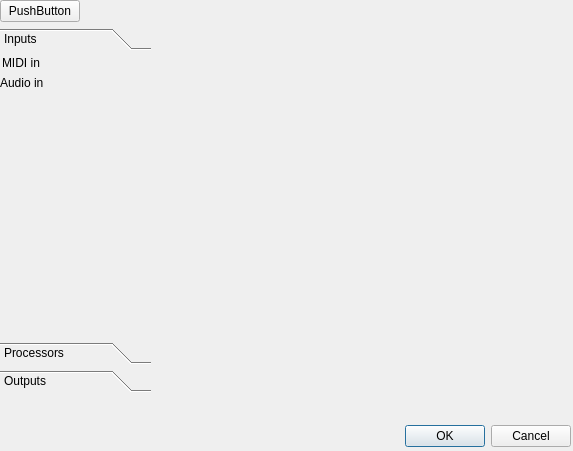
Before: the Qt Designer form src/structure/flowcontrol.ui in dehnhardt/flaacontrol, drawn with Qt 5.
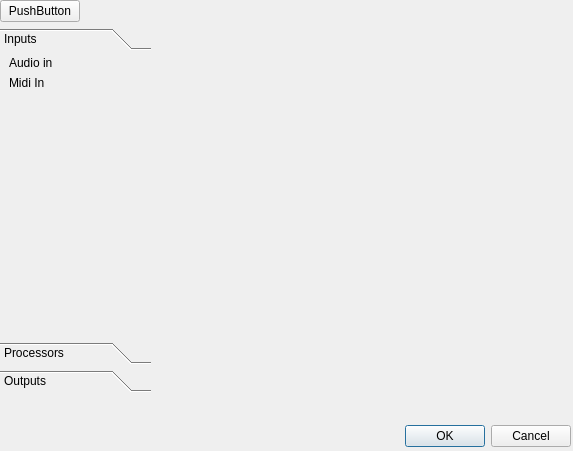
After: the same form once the commit is applied. Icons and pictures are not drawn.

Commit message: Test some things fro drag and drop

The edit to the form file:
```diff
--- a/src/structure/flowcontrol.ui
+++ b/src/structure/flowcontrol.ui
@@ -76,6 +76,12 @@
           <verstretch>0</verstretch>
          </sizepolicy>
         </property>
+        <property name="acceptDrops">
+         <bool>true</bool>
+        </property>
+        <property name="styleSheet">
+         <string notr="true"/>
+        </property>
         <widget class="QToolBox" name="toolBox">
          <property name="geometry">
           <rect>
@@ -109,34 +115,57 @@
           <widget class="QWidget" name="verticalLayoutWidget_2">
            <property name="geometry">
             <rect>
-             <x>0</x>
+             <x>9</x>
              <y>0</y>
-             <width>150</width>
+             <width>131</width>
              <height>271</height>
             </rect>
            </property>
            <layout class="QVBoxLayout" name="inputsLayout">
             <item>
-             <widget class="QLabel" name="label">
-              <property name="text">
-               <string>&lt;html&gt;&lt;head/&gt;&lt;body&gt;&lt;p&gt;&lt;img height=&quot;20&quot; src=&quot;:/ressources/midijack&quot;/&gt; MIDI in&lt;/p&gt;&lt;/body&gt;&lt;/html&gt;</string>
+             <widget class="QPushButton" name="AudioInDrop">
+              <property name="styleSheet">
+               <string notr="true">text-align: left;
+opacity: 0;
+border-width: 0;
+border-style: none;</string>
               </property>
-              <property name="textFormat">
-               <enum>Qt::RichText</enum>
-              </property>
-              <property name="margin">
-               <number>2</number>
-              </property>
-              <property name="indent">
-               <number>2</number>
-              </property>
-             </widget>
-            </item>
-            <item>
-             <widget class="QLabel" name="lblAudioIn">
               <property name="text">
                <string>Audio in</string>
               </property>
+              <property name="icon">
+               <iconset resource="../../icons.qrc">
+                <normaloff>:/ressources/etherjack</normaloff>:/ressources/etherjack</iconset>
+              </property>
+             </widget>
+            </item>
+            <item>
+             <widget class="QPushButton" name="MidiInDrop">
+              <property name="mouseTracking">
+               <bool>true</bool>
+              </property>
+              <property name="autoFillBackground">
+               <bool>false</bool>
+              </property>
+              <property name="styleSheet">
+               <string notr="true">text-align: left;
+opacity: 0;
+border-width: 0;
+border-style: none;</string>
+              </property>
+              <property name="text">
+               <string>Midi In</string>
+              </property>
+              <property name="icon">
+               <iconset resource="../../icons.qrc">
+                <normaloff>:/ressources/midijack</normaloff>:/ressources/midijack</iconset>
+              </property>
+              <property name="autoDefault">
+               <bool>false</bool>
+              </property>
+              <property name="flat">
+               <bool>false</bool>
+              </property>
              </widget>
             </item>
             <item>
```
Left out of the diff: 4 changed lines with no effect on the pictures. The commit also changes 1 other file.
